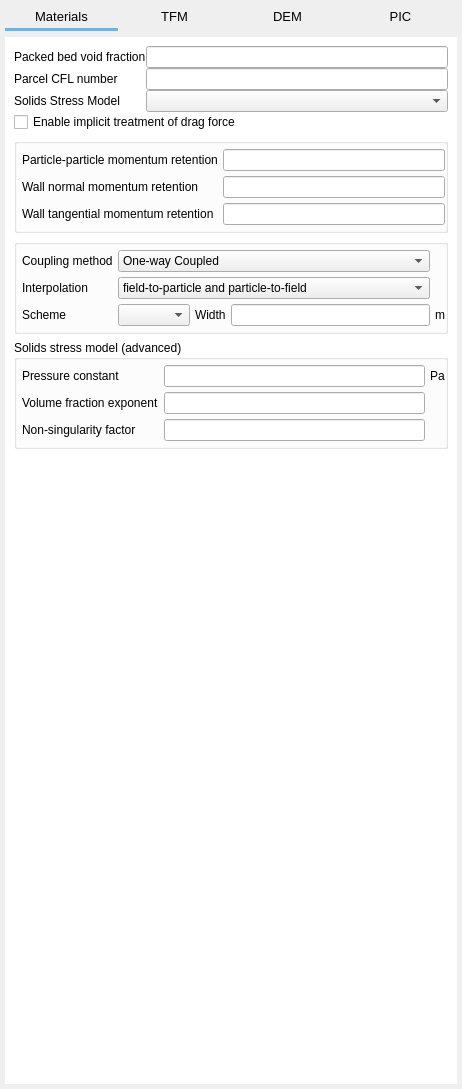
Above: gui/uifiles/solids.ui from truongd8593/mfix before the change. Below: the same form after it.
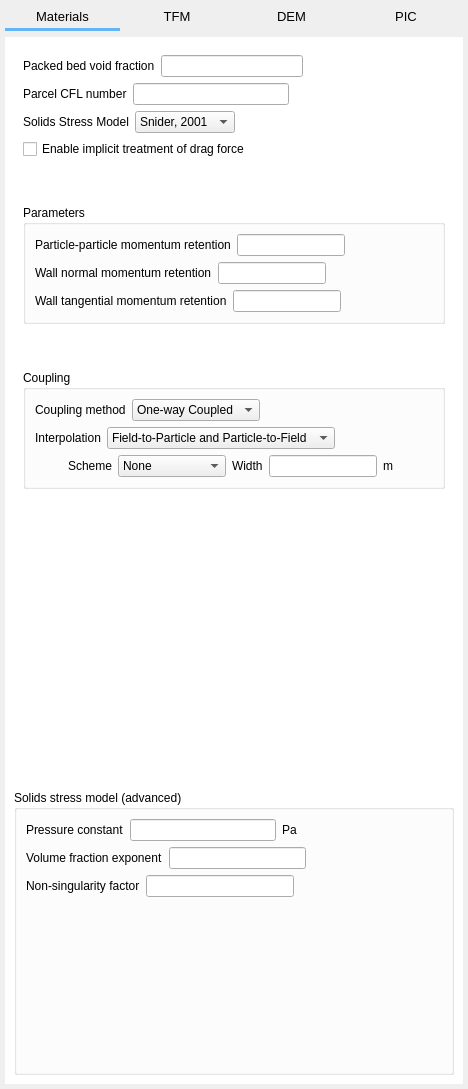
That is the form after the change. The open tabs and pages were chosen to show the change. Custom widgets are drawn as their Qt base class.

Commit message: PIC task pane window:  layout

The edit to the form file:
```diff
--- a/gui/uifiles/solids.ui
+++ b/gui/uifiles/solids.ui
@@ -6,7 +6,7 @@
    <rect>
     <x>0</x>
     <y>0</y>
-    <width>462</width>
+    <width>468</width>
     <height>1089</height>
    </rect>
   </property>
@@ -1639,7 +1639,7 @@
           <property name="geometry">
            <rect>
             <x>0</x>
-            <y>-254</y>
+            <y>0</y>
             <width>433</width>
             <height>1297</height>
            </rect>
@@ -2693,232 +2693,435 @@
       </layout>
      </widget>
      <widget class="QWidget" name="PIC">
-      <layout class="QGridLayout" name="gridLayout_4">
-       <item row="0" column="0">
+      <layout class="QVBoxLayout" name="verticalLayout_9">
+       <item>
         <widget class="QFrame" name="frame_14">
-         <layout class="QGridLayout" name="gridLayout_59">
-          <property name="leftMargin">
-           <number>0</number>
-          </property>
-          <property name="topMargin">
-           <number>0</number>
-          </property>
-          <property name="rightMargin">
-           <number>0</number>
-          </property>
-          <property name="bottomMargin">
-           <number>0</number>
-          </property>
-          <property name="spacing">
-           <number>0</number>
-          </property>
-          <item row="0" column="0">
+         <layout class="QVBoxLayout" name="verticalLayout_10">
+          <item>
+           <layout class="QHBoxLayout" name="horizontalLayout_26">
+            <item>
            <widget class="QLabel" name="label_228">
             <property name="text">
              <string>Packed bed void fraction</string>
             </property>
            </widget>
           </item>
-          <item row="0" column="1">
+            <item>
            <widget class="LineEdit" name="lineedit_keyword_ep_star"/>
           </item>
-          <item row="1" column="0">
+            <item>
+             <spacer name="horizontalSpacer_15">
+              <property name="orientation">
+               <enum>Qt::Horizontal</enum>
+              </property>
+              <property name="sizeHint" stdset="0">
+               <size>
+                <width>40</width>
+                <height>20</height>
+               </size>
+              </property>
+             </spacer>
+            </item>
+           </layout>
+          </item>
+          <item>
+           <layout class="QHBoxLayout" name="horizontalLayout_27">
+            <item>
            <widget class="QLabel" name="label_229">
             <property name="text">
              <string>Parcel CFL number</string>
             </property>
            </widget>
           </item>
-          <item row="1" column="1">
+            <item>
            <widget class="LineEdit" name="lineedit_keyword_cfl_pic"/>
           </item>
-          <item row="2" column="0">
+            <item>
+             <spacer name="horizontalSpacer_16">
+              <property name="orientation">
+               <enum>Qt::Horizontal</enum>
+              </property>
+              <property name="sizeHint" stdset="0">
+               <size>
+                <width>40</width>
+                <height>20</height>
+               </size>
+              </property>
+             </spacer>
+            </item>
+           </layout>
+          </item>
+          <item>
+           <layout class="QHBoxLayout" name="horizontalLayout_28">
+            <item>
            <widget class="QLabel" name="label_230">
             <property name="text">
              <string>Solids Stress Model</string>
             </property>
            </widget>
           </item>
-          <item row="2" column="1">
-           <widget class="ComboBox" name="combobox"/>
-          </item>
-          <item row="3" column="0" colspan="2">
+            <item>
+             <widget class="ComboBox" name="combobox">
+              <item>
+               <property name="text">
+                <string>Snider, 2001</string>
+               </property>
+              </item>
+             </widget>
+            </item>
+            <item>
+             <spacer name="horizontalSpacer_17">
+              <property name="orientation">
+               <enum>Qt::Horizontal</enum>
+              </property>
+              <property name="sizeHint" stdset="0">
+               <size>
+                <width>40</width>
+                <height>20</height>
+               </size>
+              </property>
+             </spacer>
+            </item>
+           </layout>
+          </item>
+          <item>
            <widget class="CheckBox" name="checkbox_keyword_mppic_pdrag_implicit">
             <property name="text">
              <string>Enable implicit treatment of drag force</string>
             </property>
            </widget>
           </item>
-         </layout>
-        </widget>
-       </item>
-       <item row="1" column="0">
+          <item>
+           <spacer name="verticalSpacer_12">
+            <property name="orientation">
+             <enum>Qt::Vertical</enum>
+            </property>
+            <property name="sizeHint" stdset="0">
+             <size>
+              <width>20</width>
+              <height>40</height>
+             </size>
+            </property>
+           </spacer>
+          </item>
+          <item>
         <widget class="QGroupBox" name="groupBox_15">
          <property name="title">
-          <string/>
+             <string>Parameters</string>
          </property>
          <property name="flat">
           <bool>true</bool>
          </property>
-         <layout class="QGridLayout" name="gridLayout_60">
-          <property name="leftMargin">
-           <number>5</number>
-          </property>
-          <property name="topMargin">
-           <number>5</number>
-          </property>
-          <property name="rightMargin">
-           <number>0</number>
-          </property>
-          <property name="bottomMargin">
-           <number>5</number>
-          </property>
-          <property name="spacing">
-           <number>5</number>
-          </property>
-          <item row="0" column="0">
+            <layout class="QVBoxLayout" name="verticalLayout_6">
+             <item>
+              <layout class="QHBoxLayout" name="horizontalLayout_22">
+               <item>
            <widget class="QLabel" name="label_231">
             <property name="text">
              <string>Particle-particle momentum retention</string>
             </property>
            </widget>
           </item>
-          <item row="0" column="1">
+               <item>
            <widget class="LineEdit" name="lineedit_keyword_mppic_coeff_en1"/>
           </item>
-          <item row="1" column="0">
+               <item>
+                <spacer name="horizontalSpacer_18">
+                 <property name="orientation">
+                  <enum>Qt::Horizontal</enum>
+                 </property>
+                 <property name="sizeHint" stdset="0">
+                  <size>
+                   <width>40</width>
+                   <height>20</height>
+                  </size>
+                 </property>
+                </spacer>
+               </item>
+              </layout>
+             </item>
+             <item>
+              <layout class="QHBoxLayout" name="horizontalLayout_24">
+               <item>
            <widget class="QLabel" name="label_232">
             <property name="text">
              <string>Wall normal momentum retention</string>
             </property>
            </widget>
           </item>
-          <item row="1" column="1">
+               <item>
            <widget class="LineEdit" name="lineedit_keyword_mppic_coeff_en_wall"/>
           </item>
-          <item row="2" column="0">
+               <item>
+                <spacer name="horizontalSpacer_19">
+                 <property name="orientation">
+                  <enum>Qt::Horizontal</enum>
+                 </property>
+                 <property name="sizeHint" stdset="0">
+                  <size>
+                   <width>40</width>
+                   <height>20</height>
+                  </size>
+                 </property>
+                </spacer>
+               </item>
+              </layout>
+             </item>
+             <item>
+              <layout class="QHBoxLayout" name="horizontalLayout_25">
+               <item>
            <widget class="QLabel" name="label_233">
             <property name="text">
              <string>Wall tangential momentum retention</string>
             </property>
            </widget>
           </item>
-          <item row="2" column="1">
+               <item>
            <widget class="LineEdit" name="lineedit_keyword_mppic_coeff_et_wall"/>
           </item>
+               <item>
+                <spacer name="horizontalSpacer_20">
+                 <property name="orientation">
+                  <enum>Qt::Horizontal</enum>
+                 </property>
+                 <property name="sizeHint" stdset="0">
+                  <size>
+                   <width>40</width>
+                   <height>20</height>
+                  </size>
+                 </property>
+                </spacer>
+               </item>
+              </layout>
+             </item>
          </layout>
         </widget>
        </item>
-       <item row="2" column="0">
+          <item>
+           <spacer name="verticalSpacer_4">
+            <property name="orientation">
+             <enum>Qt::Vertical</enum>
+            </property>
+            <property name="sizeHint" stdset="0">
+             <size>
+              <width>20</width>
+              <height>40</height>
+             </size>
+            </property>
+           </spacer>
+          </item>
+          <item>
         <widget class="QGroupBox" name="groupBox_16">
          <property name="title">
-          <string/>
+             <string>Coupling</string>
          </property>
          <property name="flat">
           <bool>true</bool>
          </property>
-         <layout class="QGridLayout" name="gridLayout_61">
-          <property name="leftMargin">
-           <number>5</number>
-          </property>
-          <property name="topMargin">
-           <number>5</number>
-          </property>
-          <property name="rightMargin">
-           <number>0</number>
-          </property>
-          <property name="bottomMargin">
-           <number>5</number>
-          </property>
-          <property name="spacing">
-           <number>5</number>
-          </property>
-          <item row="2" column="3">
-           <widget class="LineEdit" name="lineedit_keyword_des_interp_width_2"/>
-          </item>
-          <item row="2" column="2">
-           <widget class="QLabel" name="label_234">
+            <layout class="QVBoxLayout" name="verticalLayout_7">
+             <item>
+              <layout class="QHBoxLayout" name="horizontalLayout_32">
+               <item>
+                <widget class="QLabel" name="label_coupling_method_2">
+                 <property name="text">
+                  <string>Coupling method</string>
+                 </property>
+                </widget>
+               </item>
+               <item>
+                <widget class="ComboBox" name="combobox_coupling_method_2">
+                 <item>
             <property name="text">
-             <string>Width</string>
-            </property>
-           </widget>
-          </item>
-          <item row="2" column="1">
-           <widget class="ComboBox" name="combobox_keyword_des_interp_scheme"/>
-          </item>
-          <item row="2" column="0">
-           <widget class="QLabel" name="label_235">
+                   <string>One-way Coupled</string>
+                  </property>
+                 </item>
+                 <item>
             <property name="text">
-             <string>Scheme</string>
-            </property>
-           </widget>
-          </item>
-          <item row="2" column="4">
-           <widget class="QLabel" name="label_236">
-            <property name="text">
-             <string>m</string>
-            </property>
-            <property name="margin">
-             <number>0</number>
-            </property>
-           </widget>
-          </item>
-          <item row="1" column="0">
+                   <string>Fully Coupled</string>
+                  </property>
+                 </item>
+                </widget>
+               </item>
+               <item>
+                <spacer name="horizontalSpacer_24">
+                 <property name="orientation">
+                  <enum>Qt::Horizontal</enum>
+                 </property>
+                 <property name="sizeHint" stdset="0">
+                  <size>
+                   <width>40</width>
+                   <height>20</height>
+                  </size>
+                 </property>
+                </spacer>
+               </item>
+              </layout>
+             </item>
+             <item>
+              <layout class="QHBoxLayout" name="horizontalLayout_33">
+               <item>
            <widget class="QLabel" name="label_237">
             <property name="text">
              <string>Interpolation</string>
             </property>
            </widget>
           </item>
-          <item row="0" column="0">
-           <widget class="QLabel" name="label_238">
+               <item>
+                <widget class="ComboBox" name="combobox_des_interp_2">
+                 <item>
             <property name="text">
-             <string>Coupling method</string>
-            </property>
-           </widget>
-          </item>
-          <item row="1" column="1" colspan="3">
-           <widget class="ComboBox" name="comboBox_25">
+                   <string>Field-to-Particle and Particle-to-Field</string>
+                  </property>
+                 </item>
+                 <item>
+                  <property name="text">
+                   <string>Field-to-Particle only</string>
+                  </property>
+                 </item>
+                 <item>
+                  <property name="text">
+                   <string>Particle-to-Field only</string>
+                  </property>
+                 </item>
+                 <item>
+                  <property name="text">
+                   <string>No interpolation</string>
+                  </property>
+                 </item>
+                </widget>
+               </item>
             <item>
+                <spacer name="horizontalSpacer_25">
+                 <property name="orientation">
+                  <enum>Qt::Horizontal</enum>
+                 </property>
+                 <property name="sizeHint" stdset="0">
+                  <size>
+                   <width>40</width>
+                   <height>20</height>
+                  </size>
+                 </property>
+                </spacer>
+               </item>
+              </layout>
+             </item>
+             <item>
+              <layout class="QHBoxLayout" name="horizontalLayout_34">
+               <item>
+                <spacer name="horizontalSpacer_26">
+                 <property name="orientation">
+                  <enum>Qt::Horizontal</enum>
+                 </property>
+                 <property name="sizeHint" stdset="0">
+                  <size>
+                   <width>18</width>
+                   <height>20</height>
+                  </size>
+                 </property>
+                </spacer>
+               </item>
+               <item>
+                <widget class="QLabel" name="label_des_interp_scheme_2">
              <property name="text">
-              <string>field-to-particle and particle-to-field</string>
-             </property>
+                  <string>Scheme</string>
+                 </property>
+                </widget>
             </item>
             <item>
+                <widget class="ComboBox" name="combobox_des_interp_scheme_2">
+                 <item>
              <property name="text">
-              <string>field-to-particle only</string>
+                   <string>None</string>
              </property>
             </item>
             <item>
              <property name="text">
-              <string>particle-to-filed only</string>
+                   <string>Garg 2012</string>
              </property>
             </item>
             <item>
              <property name="text">
-              <string>no-interpolation</string>
+                   <string>Square DPVM</string>
              </property>
             </item>
            </widget>
           </item>
-          <item row="0" column="1" colspan="3">
-           <widget class="ComboBox" name="comboBox_24">
             <item>
+                <widget class="QLabel" name="label_des_interp_width_2">
              <property name="text">
-              <string>One-way Coupled</string>
-             </property>
+                  <string>Width</string>
+                 </property>
+                </widget>
             </item>
             <item>
+                <widget class="LineEdit" name="lineedit_keyword_des_interp_width_2">
+                 <property name="maximumSize">
+                  <size>
+                   <width>150</width>
+                   <height>16777215</height>
+                  </size>
+                 </property>
+                </widget>
+               </item>
+               <item>
+                <widget class="QLabel" name="label_des_interp_width_units_2">
              <property name="text">
-              <string>Fully Coupled</string>
-             </property>
-            </item>
+                  <string>m</string>
+                 </property>
+                 <property name="margin">
+                  <number>0</number>
+                 </property>
+                </widget>
+               </item>
+               <item>
+                <spacer name="horizontalSpacer_27">
+                 <property name="orientation">
+                  <enum>Qt::Horizontal</enum>
+                 </property>
+                 <property name="sizeHint" stdset="0">
+                  <size>
+                   <width>40</width>
+                   <height>20</height>
+                  </size>
+                 </property>
+                </spacer>
+               </item>
+              </layout>
+             </item>
+            </layout>
+            <zorder>lineedit_keyword_des_interp_width_2</zorder>
+            <zorder>label_des_interp_width_2</zorder>
+            <zorder>combobox_des_interp_scheme_2</zorder>
+            <zorder>label_des_interp_scheme_2</zorder>
+            <zorder>label_des_interp_width_units_2</zorder>
+            <zorder>label_237</zorder>
+            <zorder>label_coupling_method_2</zorder>
+            <zorder>combobox_des_interp_2</zorder>
+            <zorder>combobox_coupling_method_2</zorder>
+            <zorder>frame_14</zorder>
+            <zorder>horizontalSpacer_24</zorder>
+            <zorder>horizontalSpacer_25</zorder>
+            <zorder>horizontalSpacer_26</zorder>
+            <zorder>horizontalSpacer_27</zorder>
            </widget>
           </item>
          </layout>
         </widget>
        </item>
-       <item row="3" column="0">
+       <item>
+        <spacer name="verticalSpacer_3">
+         <property name="orientation">
+          <enum>Qt::Vertical</enum>
+         </property>
+         <property name="sizeHint" stdset="0">
+          <size>
+           <width>20</width>
+           <height>40</height>
+          </size>
+         </property>
+        </spacer>
+       </item>
+       <item>
         <widget class="QGroupBox" name="groupBox_17">
          <property name="title">
           <string>Solids stress model (advanced)</string>
@@ -2926,78 +3129,127 @@
          <property name="flat">
           <bool>true</bool>
          </property>
-         <layout class="QGridLayout" name="gridLayout_62">
-          <property name="leftMargin">
-           <number>5</number>
-          </property>
-          <property name="topMargin">
-           <number>5</number>
-          </property>
-          <property name="rightMargin">
-           <number>0</number>
-          </property>
-          <property name="bottomMargin">
-           <number>5</number>
-          </property>
-          <property name="spacing">
-           <number>5</number>
-          </property>
-          <item row="0" column="0">
+         <layout class="QVBoxLayout" name="verticalLayout_8">
+          <item>
+           <layout class="QHBoxLayout" name="horizontalLayout_29">
+            <item>
            <widget class="QLabel" name="label_224">
             <property name="text">
              <string>Pressure constant</string>
             </property>
            </widget>
           </item>
-          <item row="0" column="1">
+            <item>
            <widget class="LineEdit" name="lineedit_keyword_psfac_fric_pic"/>
           </item>
-          <item row="0" column="2">
+            <item>
            <widget class="QLabel" name="label_225">
             <property name="text">
              <string>Pa</string>
             </property>
            </widget>
           </item>
-          <item row="1" column="0">
+            <item>
+             <spacer name="horizontalSpacer_21">
+              <property name="orientation">
+               <enum>Qt::Horizontal</enum>
+              </property>
+              <property name="sizeHint" stdset="0">
+               <size>
+                <width>40</width>
+                <height>20</height>
+               </size>
+              </property>
+             </spacer>
+            </item>
+           </layout>
+          </item>
+          <item>
+           <layout class="QHBoxLayout" name="horizontalLayout_30">
+            <item>
            <widget class="QLabel" name="label_226">
             <property name="text">
              <string>Volume fraction exponent</string>
             </property>
            </widget>
           </item>
-          <item row="1" column="1">
+            <item>
            <widget class="LineEdit" name="lineedit_keyword_fric_exp_pic"/>
           </item>
-          <item row="2" column="0">
+            <item>
+             <spacer name="horizontalSpacer_22">
+              <property name="orientation">
+               <enum>Qt::Horizontal</enum>
+              </property>
+              <property name="sizeHint" stdset="0">
+               <size>
+                <width>40</width>
+                <height>20</height>
+               </size>
+              </property>
+             </spacer>
+            </item>
+           </layout>
+          </item>
+          <item>
+           <layout class="QHBoxLayout" name="horizontalLayout_31">
+            <item>
            <widget class="QLabel" name="label_227">
             <property name="text">
              <string>Non-singularity factor</string>
             </property>
            </widget>
           </item>
-          <item row="2" column="1">
+            <item>
            <widget class="LineEdit" name="lineedit_keyword_fric_non_sing_fac"/>
           </item>
-         </layout>
-        </widget>
-       </item>
-       <item row="4" column="0">
-        <spacer name="verticalSpacer_3">
+            <item>
+             <spacer name="horizontalSpacer_23">
+              <property name="orientation">
+               <enum>Qt::Horizontal</enum>
+              </property>
+              <property name="sizeHint" stdset="0">
+               <size>
+                <width>40</width>
+                <height>20</height>
+               </size>
+              </property>
+             </spacer>
+            </item>
+           </layout>
+          </item>
+          <item>
+           <spacer name="verticalSpacer">
          <property name="orientation">
           <enum>Qt::Vertical</enum>
          </property>
          <property name="sizeHint" stdset="0">
           <size>
            <width>20</width>
-           <height>339</height>
+              <height>40</height>
           </size>
          </property>
         </spacer>
        </item>
       </layout>
      </widget>
-    </widget>
+       </item>
+      </layout>
+     </widget>
+    </widget>
+   </item>
+   <item row="1" column="1">
+    <spacer name="horizontalSpacer_14">
+     <property name="orientation">
+      <enum>Qt::Horizontal</enum>
+     </property>
+     <property name="sizeHint" stdset="0">
+      <size>
+       <width>40</width>
+       <height>20</height>
+      </size>
+     </property>
+    </spacer>
    </item>
   </layout>
  </widget>
```
Lines whose indentation alone changed are shown as unchanged.
